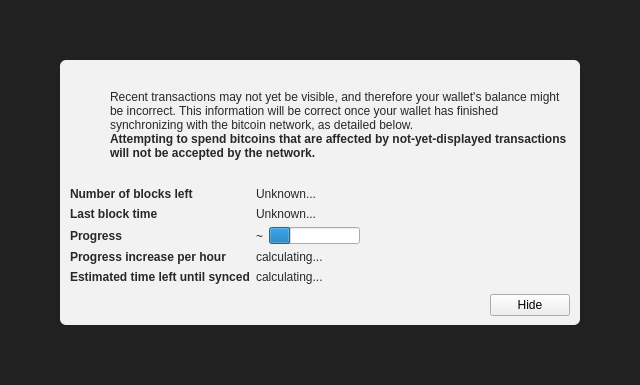
Before: the Qt Designer form src/qt/forms/modaloverlay.ui in MrMiner-org/TheMinerzCoin, drawn with Qt 5.
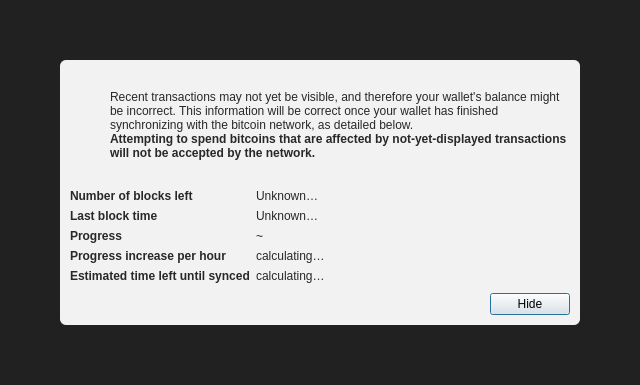
After: the same form once the commit is applied. Icons and pictures are not drawn. Custom widgets are drawn as their Qt base class.

Diff of the .ui file:
```diff
--- a/src/qt/forms/modaloverlay.ui
+++ b/src/qt/forms/modaloverlay.ui
@@ -1,7 +1,7 @@
 <?xml version="1.0" encoding="UTF-8"?>
 <ui version="4.0">
  <class>ModalOverlay</class>
- <widget class="ModalOverlay" name="ModalOverlay">
+ <widget class="QWidget" name="ModalOverlay">
   <property name="geometry">
    <rect>
     <x>0</x>
@@ -219,7 +219,7 @@
            <item row="0" column="1">
             <widget class="QLabel" name="numberOfBlocksLeft">
              <property name="text">
-              <string>Unknown...</string>
+              <string>Unknown…</string>
              </property>
             </widget>
            </item>
@@ -245,7 +245,7 @@
               </sizepolicy>
              </property>
              <property name="text">
-              <string>Unknown...</string>
+              <string>Unknown…</string>
              </property>
             </widget>
            </item>
@@ -271,16 +271,6 @@
                </property>
               </widget>
              </item>
-             <item>
-              <widget class="QProgressBar" name="progressBar">
-               <property name="value">
-                <number>24</number>
-               </property>
-               <property name="format">
-                <string/>
-               </property>
-              </widget>
-             </item>
             </layout>
            </item>
            <item row="4" column="0">
@@ -299,7 +289,7 @@
            <item row="4" column="1">
             <widget class="QLabel" name="progressIncreasePerH">
              <property name="text">
-              <string>calculating...</string>
+              <string>calculating…</string>
              </property>
             </widget>
            </item>
@@ -319,7 +309,7 @@
            <item row="5" column="1">
             <widget class="QLabel" name="expectedTimeLeft">
              <property name="text">
-              <string>calculating...</string>
+              <string>calculating…</string>
              </property>
             </widget>
            </item>
@@ -351,6 +341,15 @@
              <property name="text">
               <string>Hide</string>
              </property>
+             <property name="shortcut">
+              <string>Esc</string>
+             </property>
+             <property name="focusPolicy">
+              <enum>Qt::StrongFocus</enum>
+             </property>
+             <property name="default">
+              <bool>true</bool>
+             </property>
             </widget>
            </item>
           </layout>
@@ -363,14 +362,6 @@
    </item>
   </layout>
  </widget>
- <customwidgets>
-  <customwidget>
-   <class>ModalOverlay</class>
-   <extends>QWidget</extends>
-   <header>modaloverlay.h</header>
-   <container>1</container>
-  </customwidget>
- </customwidgets>
  <resources/>
  <connections/>
 </ui>
```
